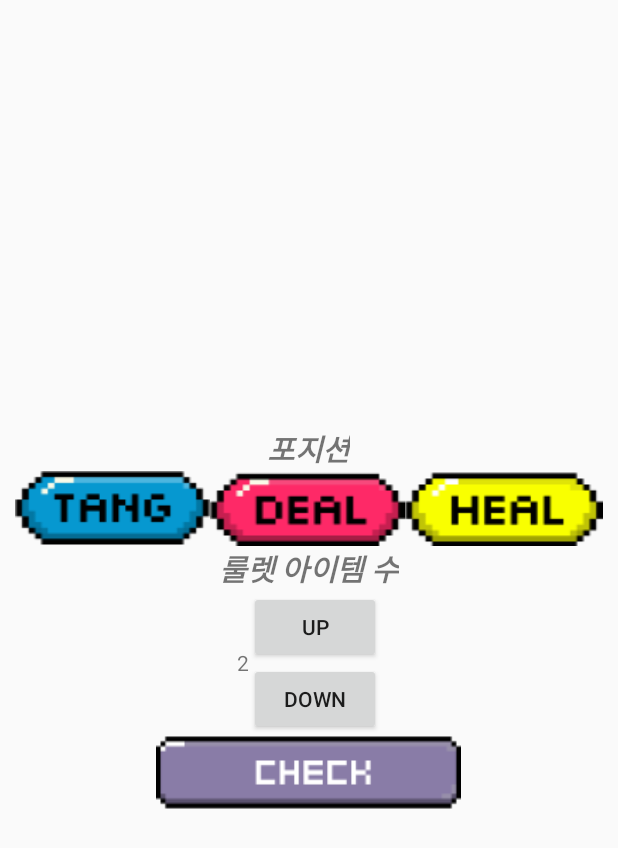
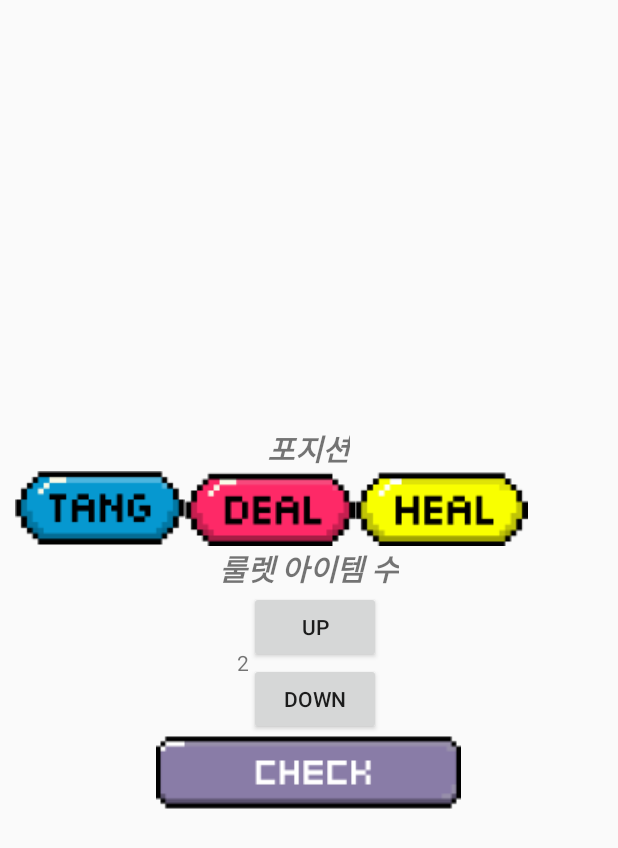
Before and after one commit to 980101/RandomOverwatch, an Android app: the screen it shows after launch (MainActivity), after a tap on "UP", on a phone screen of 412 x 824 dp. Shown: the top 848 px of the screen. Run offline under Robolectric (Android 15) with nearby library versions, the phone set to English and light mode, and no system bars.

Commit message:
포지션 버튼 기능 구현 in 기본화면

```diff
--- a/app/src/main/java/com/exam/roulette/MainActivity.java
+++ b/app/src/main/java/com/exam/roulette/MainActivity.java
@@ -5,23 +5,54 @@ import androidx.appcompat.app.AppCompatActivity;
 import android.os.Bundle;
 import android.view.View;
 import android.widget.Button;
+import android.widget.RadioButton;
 import android.widget.TextView;
+import android.widget.Toast;
 
 public class MainActivity extends AppCompatActivity {
+    private static int number = 0;
 
-    class BtnOnClickListener implements View.OnClickListener {
+    class ItemBtnOnClickListener implements View.OnClickListener {
         @Override
         public void onClick(View view) {
             TextView tvNum = findViewById(R.id.tv_num);
             int value = Integer.parseInt(tvNum.getText().toString());
+
             switch (view.getId()) {
                 case R.id.btn_up :
-                    tvNum.setText(String.valueOf(value + 1));
+                    tvNum.setText(String.valueOf(checkRange(value + 1)));
                     break;
                 case R.id.btn_down :
-                    tvNum.setText(String.valueOf(value - 1));
+                    tvNum.setText(String.valueOf(checkRange(value - 1)));
                     break;
             }
+        }
+    }
+
+    class PosBtnOnClickListener implements View.OnClickListener {
+
+        public void onClick(View view) {
+            switch (view.getId()) {
+                case R.id.btn_tang :
+                    number = 8;
+                    break;
+                case R.id.btn_deal :
+                    number = 16;
+                    break;
+                case R.id.btn_heal :
+                    number = 7;
+                    break;
+            }
+        }
+    }
+
+    private static int checkRange(int value) {
+        if (value < 1) {
+            return value = number;
+        } else if (value > number) {
+            return value = 1;
+        } else {
+            return value;
         }
     }
 
@@ -30,12 +61,21 @@ public class MainActivity extends AppCompatActivity {
         super.onCreate(savedInstanceState);
         setContentView(R.layout.activity_main);
 
-        BtnOnClickListener onClickListener = new BtnOnClickListener();
+        ItemBtnOnClickListener onItemClickListener = new ItemBtnOnClickListener();
 
         Button btnUp = findViewById(R.id.btn_up);
-        btnUp.setOnClickListener(onClickListener);
+        btnUp.setOnClickListener(onItemClickListener);
         Button btnDown = findViewById(R.id.btn_down);
-        btnDown.setOnClickListener(onClickListener);
+        btnDown.setOnClickListener(onItemClickListener);
+
+        PosBtnOnClickListener onPosClickListener = new PosBtnOnClickListener();
+
+        RadioButton btnTang = findViewById(R.id.btn_tang);
+        btnTang.setOnClickListener(onPosClickListener);
+        RadioButton btnDeal = findViewById(R.id.btn_deal);
+        btnDeal.setOnClickListener(onPosClickListener);
+        RadioButton btnHeal = findViewById(R.id.btn_heal);
+        btnHeal.setOnClickListener(onPosClickListener);
     }
 
 }
--- a/app/src/main/res/layout/activity_main.xml
+++ b/app/src/main/res/layout/activity_main.xml
@@ -17,34 +17,31 @@
         android:textSize="20sp"
         android:textStyle="bold|italic"/>
 
-    <LinearLayout
+    <RadioGroup
         android:layout_width="match_parent"
         android:layout_height="wrap_content"
         android:gravity="center_vertical"
         android:orientation="horizontal">
 
-        <Button
+        <RadioButton
             android:id="@+id/btn_tang"
             android:layout_width="wrap_content"
             android:layout_height="wrap_content"
-            android:layout_weight="1"
-            android:background="@drawable/btn_pos_tang" />
+            android:button="@drawable/btn_pos_tang" />
 
-        <Button
+        <RadioButton
             android:id="@+id/btn_deal"
             android:layout_width="wrap_content"
             android:layout_height="wrap_content"
-            android:layout_weight="1"
-            android:background="@drawable/btn_pos_deal" />
+            android:button="@drawable/btn_pos_deal" />
 
-        <Button
+        <RadioButton
             android:id="@+id/btn_heal"
             android:layout_width="wrap_content"
             android:layout_height="wrap_content"
-            android:layout_weight="1"
-            android:background="@drawable/btn_pos_heal" />
+            android:button="@drawable/btn_pos_heal" />
 
-    </LinearLayout>
+    </RadioGroup>
 
     <!-- 룰렛 아이템 수 -->
     <TextView
```
